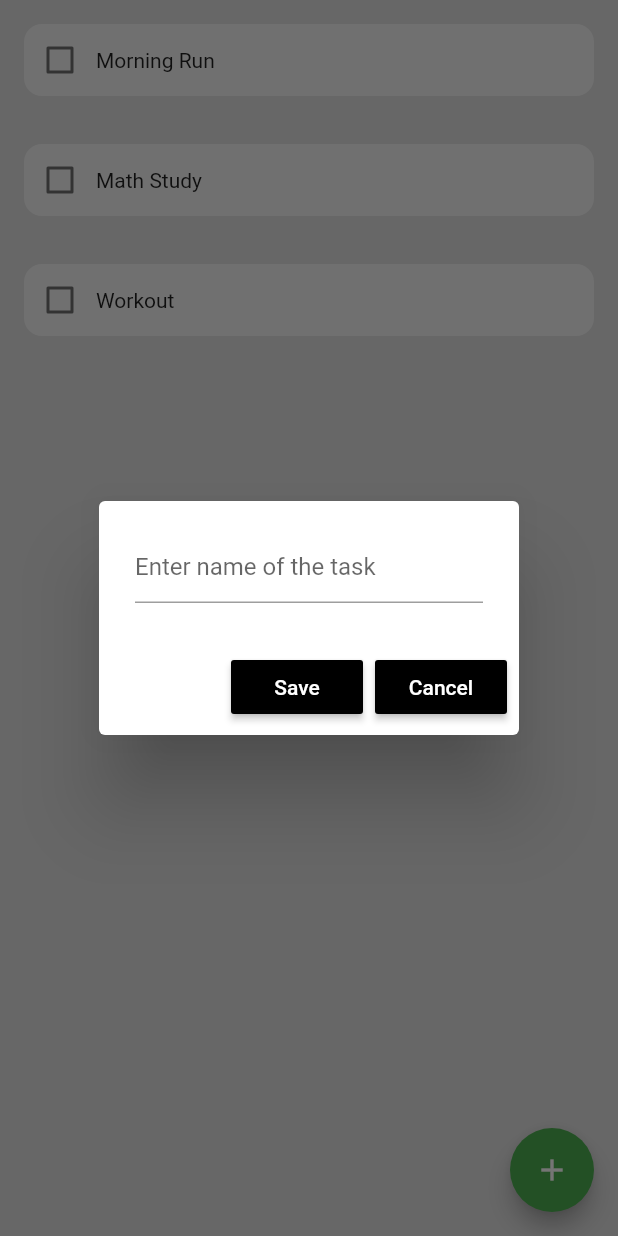
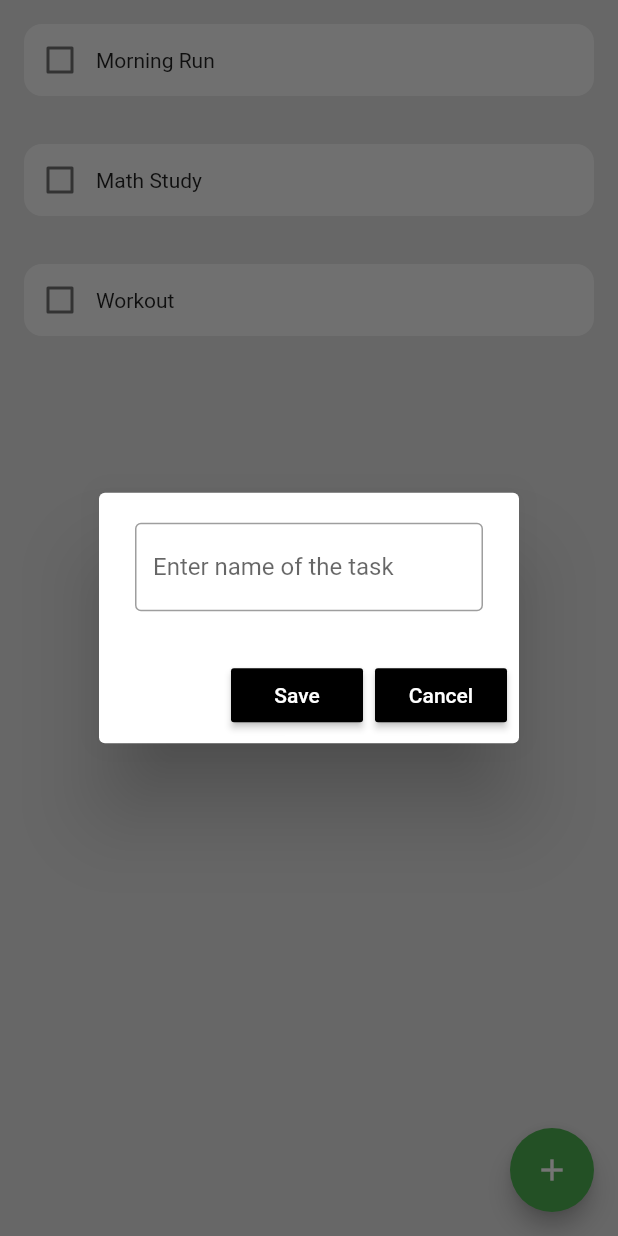
Before and after one commit to soulandbone/habit_tracker_app, a Flutter app: the screen it shows after launch, after a tap on the "add" icon, on a phone screen of 412 x 824 dp. Run offline on Flutter 3.47's test engine with Material 2 defaults, Android fonts, the light colour scheme and no system bars.

Commit message:
UI improvement when adding tasks

```diff
--- a/lib/widgets/new_habit_dialog.dart
+++ b/lib/widgets/new_habit_dialog.dart
@@ -28,13 +28,18 @@ class NewHabitDialog extends StatelessWidget {
           ),
         ],
         content: TextField(
-        decoration: const InputDecoration(hintText: 'Enter name of the task'),
+          decoration: const InputDecoration(
+            hintText: 'Enter name of the task',
+            border: OutlineInputBorder(
+                borderSide: BorderSide(width: 1, color: Colors.black)),
+          ),
           controller: nameController,
-      ),
-    );
+        ));
   }
 
-  void cancel(BuildContext context) {
+  void cancel(
+    BuildContext context,
+  ) {
     Navigator.of(context).pop();
   }
 }
```
Lines whose indentation alone changed are shown as unchanged.
